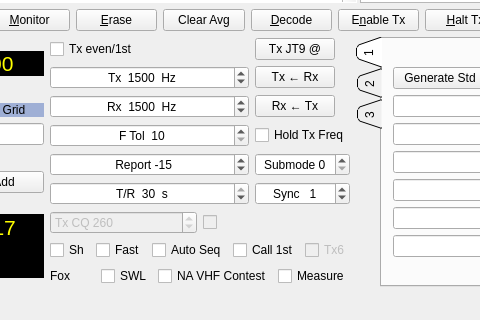
Qt form mainwindow.ui (saitohirga/WSJT-X) before a commit; both pictures show x 196 to 676 and y 235 to 555 of the 867 by 555 pixel window.
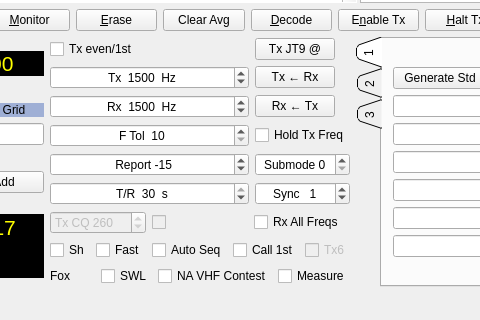
The same form after that commit. The open tabs and pages were chosen to show the change. Custom widgets are drawn as their Qt base class.

Commit message: Several tweaks and additions to GUI behavior in DXpedition mode.

Diff of the .ui file:
```diff
--- a/mainwindow.ui
+++ b/mainwindow.ui
@@ -989,6 +989,13 @@
                      </property>
                     </widget>
                    </item>
+                   <item>
+                    <widget class="QCheckBox" name="cbRxAll">
+                     <property name="text">
+                      <string>Rx All Freqs</string>
+                     </property>
+                    </widget>
+                   </item>
                   </layout>
                  </item>
                  <item row="15" column="0" colspan="2">
```
Left out of the diff: 2 changed lines with no effect on the pictures. The commit also changes 2 other files.
